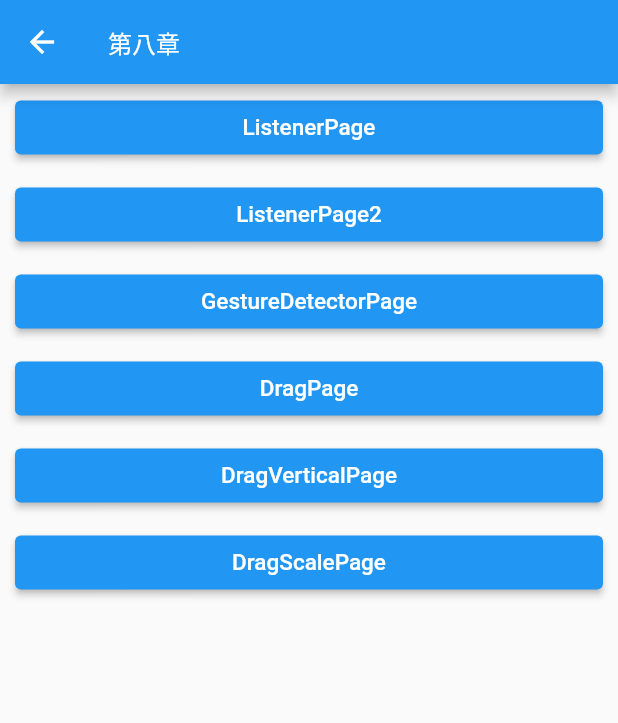
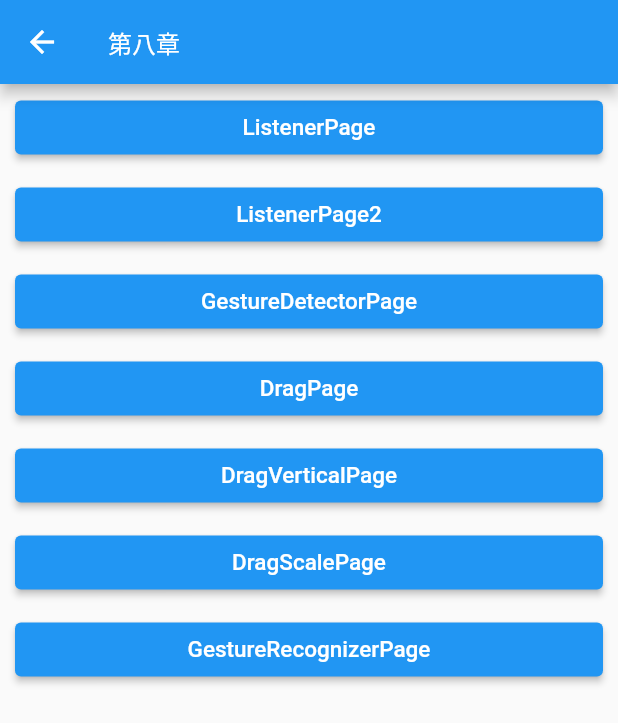
Before and after one commit to lxqljc/flutter_demo, a Flutter app: the Chapter08Page screen opened directly, on a phone screen of 412 x 824 dp. Shown: the top 723 px of the screen. Run offline on Flutter 3.47's test engine with Material 2 defaults, Android fonts, the phone set to English and light mode, and no system bars.

Commit message:
feat: GestureDetector demo

```diff
--- a/lib/chapter08/chapt08_page.dart
+++ b/lib/chapter08/chapt08_page.dart
@@ -33,6 +33,9 @@ class Chapter08Page extends StatelessWidget {
             case 'DragScalePage':
               RouteUtils.push(name: '/chapter08/DragScalePage');
               break;
+            case 'GestureRecognizerPage':
+              RouteUtils.push(name: '/chapter08/GestureRecognizerPage');
+              break;
           }
         },
         texts: const [
@@ -42,6 +45,7 @@ class Chapter08Page extends StatelessWidget {
           'DragPage',
           'DragVerticalPage',
           'DragScalePage',
+          'GestureRecognizerPage',
         ],
       ),
       title: '第八章',
--- a/lib/utils/route_utils.dart
+++ b/lib/utils/route_utils.dart
@@ -12,6 +12,7 @@ import 'package:flutter_demo/chapter08/drag_page.dart';
 import 'package:flutter_demo/chapter08/drag_scale_page.dart';
 import 'package:flutter_demo/chapter08/drag_vertical_page.dart';
 import 'package:flutter_demo/chapter08/gesture_detector_page.dart';
+import 'package:flutter_demo/chapter08/gesture_recognizer_page.dart';
 import 'package:flutter_demo/chapter08/listener_page.dart';
 import 'package:flutter_demo/chapter08/listener_page2.dart';
 
@@ -60,6 +61,8 @@ class RouteUtils {
             return const DragVerticalPage();
           case '/chapter08/DragScalePage':
             return const DragScalePage();
+          case '/chapter08/GestureRecognizerPage':
+            return const GestureRecognizerPage();
         }
         return const SizedBox.shrink();
       }),
```
Also changed, not shown: lib/chapter08/gesture_recognizer_page.dart (added, +53 -0 lines).
